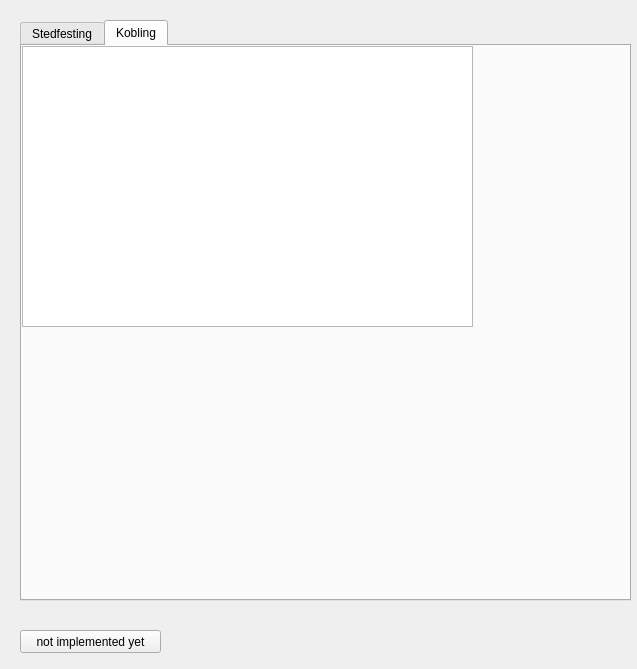
This is more_window.ui in JACCCostring/NVDBPlugin as Qt 5 draws it before an edit. The edited form follows.
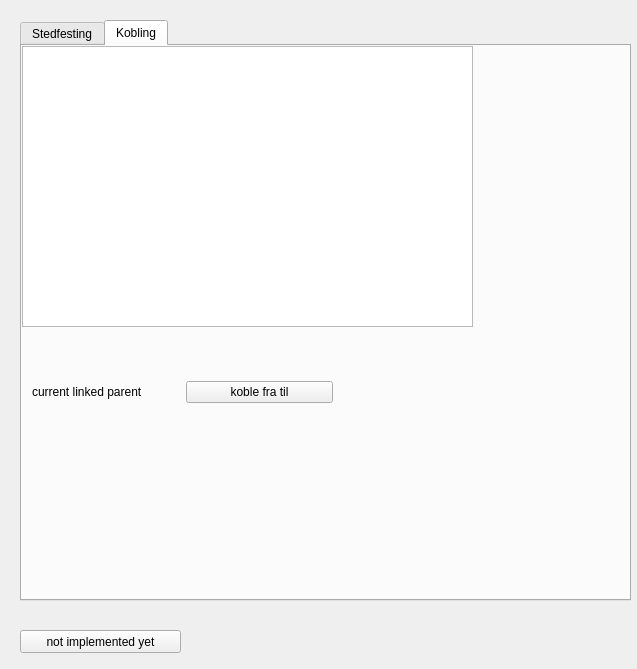
This is the edited form.

Commit message:
method Code Refactored, UI, method changes
-UI elements in more window added
-onAnySelectedItem method refactored
-feed_data method changes and retacfored

What changed in the file:
```diff
--- a/more_window.ui
+++ b/more_window.ui
@@ -50,6 +50,32 @@
       <enum>QAbstractItemView::SelectRows</enum>
      </property>
     </widget>
+    <widget class="QWidget" name="">
+     <property name="geometry">
+      <rect>
+       <x>10</x>
+       <y>330</y>
+       <width>301</width>
+       <height>32</height>
+      </rect>
+     </property>
+     <layout class="QHBoxLayout" name="horizontalLayout">
+      <item>
+       <widget class="QLabel" name="current_linked_parent_lbl">
+        <property name="text">
+         <string>current linked parent</string>
+        </property>
+       </widget>
+      </item>
+      <item>
+       <widget class="QPushButton" name="unlink_from_parent_btn">
+        <property name="text">
+         <string>koble fra til</string>
+        </property>
+       </widget>
+      </item>
+     </layout>
+    </widget>
    </widget>
   </widget>
   <widget class="QPushButton" name="click_btn">
@@ -57,7 +83,7 @@
     <rect>
      <x>20</x>
      <y>630</y>
-     <width>141</width>
+     <width>161</width>
      <height>23</height>
     </rect>
    </property>
```
The commit also changes 4 other files.
